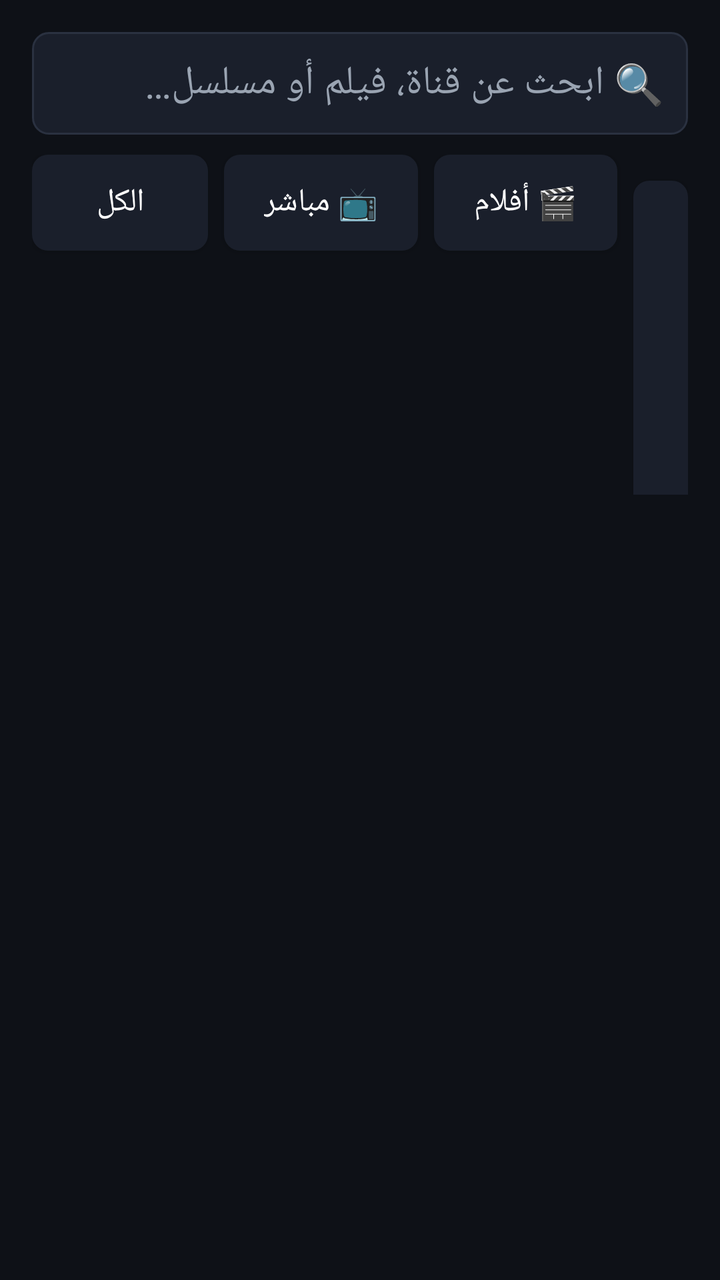
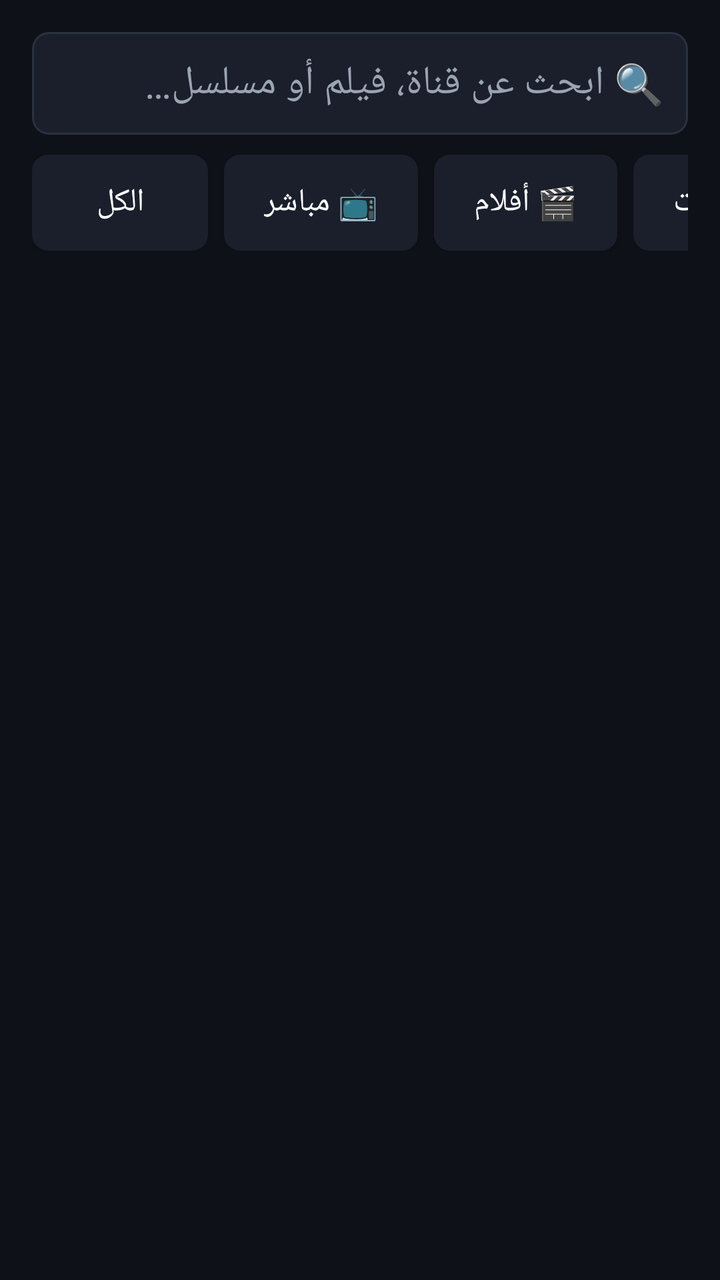

Two renders of the same Android screen: before a commit and after it. Below are the layout's source before the change and the commit's diff.
<!-- AndroidManifest.xml: application theme AppTheme -->
<!-- res/layout/activity_search.xml -->
<?xml version="1.0" encoding="utf-8"?>
<LinearLayout xmlns:android="http://schemas.android.com/apk/res/android"
    android:layout_width="match_parent"
    android:layout_height="match_parent"
    android:orientation="vertical"
    android:padding="16dp">

    <EditText
        android:id="@+id/query"
        style="@style/TvInput"
        android:layout_width="match_parent"
        android:layout_height="wrap_content"
        android:layout_marginTop="0dp"
        android:hint="🔍 ابحث عن قناة، فيلم أو مسلسل…"
        android:imeOptions="actionSearch"
        android:inputType="text"
        android:textSize="20sp" />

    <LinearLayout
        android:layout_width="match_parent"
        android:layout_height="wrap_content"
        android:layout_marginTop="10dp"
        android:orientation="horizontal">

        <Button android:id="@+id/fAll" style="@style/TvButton" android:layout_width="wrap_content" android:layout_height="wrap_content" android:text="الكل" />
        <Button android:id="@+id/fLive" style="@style/TvButton" android:layout_width="wrap_content" android:layout_height="wrap_content" android:layout_marginStart="8dp" android:text="📺 مباشر" />
        <Button android:id="@+id/fMovies" style="@style/TvButton" android:layout_width="wrap_content" android:layout_height="wrap_content" android:layout_marginStart="8dp" android:text="🎬 أفلام" />
        <Button android:id="@+id/fSeries" style="@style/TvButton" android:layout_width="wrap_content" android:layout_height="wrap_content" android:layout_marginStart="8dp" android:text="🎞 مسلسلات" />
    </LinearLayout>

    <TextView
        android:id="@+id/status"
        android:layout_width="wrap_content"
        android:layout_height="wrap_content"
        android:layout_marginTop="8dp"
        android:textColor="@color/text_dim"
        android:textSize="13sp" />

    <FrameLayout
        android:layout_width="match_parent"
        android:layout_height="0dp"
        android:layout_marginTop="8dp"
        android:layout_weight="1">

        <androidx.recyclerview.widget.RecyclerView
            android:id="@+id/items"
            android:layout_width="match_parent"
            android:layout_height="match_parent" />

        <TextView
            android:id="@+id/message"
            android:layout_width="wrap_content"
            android:layout_height="wrap_content"
            android:layout_gravity="center"
            android:textColor="@color/text_dim"
            android:textSize="15sp"
            android:visibility="gone" />
    </FrameLayout>
</LinearLayout>
<!-- resources referenced by this layout -->
<resources>
  <color name="text_dim">#9AA4B2</color>
  <style name="TvButton" parent="Widget.AppCompat.Button">
          <item name="android:background">@drawable/bg_focus</item>
          <item name="android:textColor">@color/text</item>
          <item name="android:textSize">16sp</item>
          <item name="android:paddingStart">20dp</item>
          <item name="android:paddingEnd">20dp</item>
          <item name="android:minHeight">48dp</item>
          <item name="android:textAllCaps">false</item>
          <item name="android:focusable">true</item>
      </style>
  <style name="TvInput">
          <item name="android:background">@drawable/bg_input</item>
          <item name="android:textColor">@color/text</item>
          <item name="android:textColorHint">@color/text_dim</item>
          <item name="android:padding">12dp</item>
          <item name="android:textSize">16sp</item>
          <item name="android:singleLine">true</item>
          <item name="android:layout_marginTop">10dp</item>
      </style>
  <style name="AppTheme" parent="Theme.AppCompat.NoActionBar">
          <item name="colorPrimary">@color/accent</item>
          <item name="colorPrimaryDark">@color/bg</item>
          <item name="colorAccent">@color/accent</item>
          <item name="android:windowBackground">@color/bg</item>
          <item name="android:textColorPrimary">@color/text</item>
          <item name="android:textColorSecondary">@color/text_dim</item>
          <item name="android:statusBarColor">@color/bg</item>
          <item name="android:navigationBarColor">@color/bg</item>
      </style>
  <!-- drawable bg_focus (drawable) -->
  <?xml version="1.0" encoding="utf-8"?>
  <selector xmlns:android="http://schemas.android.com/apk/res/android">
      <item android:state_focused="true">
          <shape><solid android:color="@color/accent" /><corners android:radius="8dp" /></shape>
      </item>
      <item android:state_pressed="true">
          <shape><solid android:color="@color/accent" /><corners android:radius="8dp" /></shape>
      </item>
      <item android:state_activated="true">
          <shape><solid android:color="@color/accent_dim" /><corners android:radius="8dp" /></shape>
      </item>
      <item>
          <shape><solid android:color="@color/surface" /><corners android:radius="8dp" /></shape>
      </item>
  </selector>
  <color name="text">#FFFFFF</color>
  <!-- drawable bg_input (drawable) -->
  <?xml version="1.0" encoding="utf-8"?>
  <selector xmlns:android="http://schemas.android.com/apk/res/android">
      <item android:state_focused="true">
          <shape>
              <solid android:color="@color/surface" />
              <stroke android:width="2dp" android:color="@color/accent" />
              <corners android:radius="8dp" />
          </shape>
      </item>
      <item>
          <shape>
              <solid android:color="@color/surface" />
              <stroke android:width="1dp" android:color="#2A3140" />
              <corners android:radius="8dp" />
          </shape>
      </item>
  </selector>
  <color name="accent">#2E7DFF</color>
  <color name="bg">#0E1117</color>
  <color name="accent_dim">#1E3A66</color>
  <color name="surface">#1A1F2B</color>
</resources>

<!-- the commit's change to res/layout/activity_search.xml (unified diff, before → after) -->
@@ -16,10 +16,15 @@
         android:inputType="text"
         android:textSize="20sp" />
 
-    <LinearLayout
+    <HorizontalScrollView
         android:layout_width="match_parent"
         android:layout_height="wrap_content"
         android:layout_marginTop="10dp"
+        android:scrollbars="none">
+
+    <LinearLayout
+        android:layout_width="wrap_content"
+        android:layout_height="wrap_content"
         android:orientation="horizontal">
 
         <Button android:id="@+id/fAll" style="@style/TvButton" android:layout_width="wrap_content" android:layout_height="wrap_content" android:text="الكل" />
@@ -27,6 +32,7 @@
         <Button android:id="@+id/fMovies" style="@style/TvButton" android:layout_width="wrap_content" android:layout_height="wrap_content" android:layout_marginStart="8dp" android:text="🎬 أفلام" />
         <Button android:id="@+id/fSeries" style="@style/TvButton" android:layout_width="wrap_content" android:layout_height="wrap_content" android:layout_marginStart="8dp" android:text="🎞 مسلسلات" />
     </LinearLayout>
+    </HorizontalScrollView>
 
     <TextView
         android:id="@+id/status"
